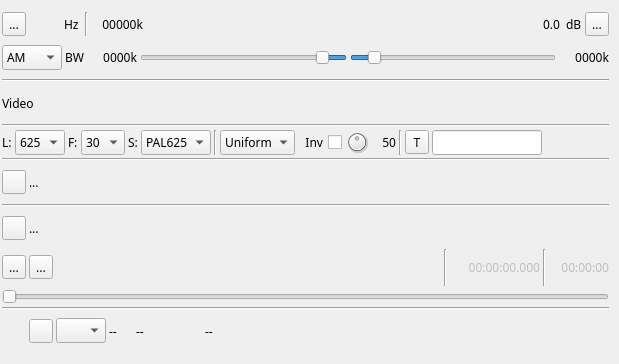
Old version of the form plugins/channeltx/modatv/atvmodgui.ui in the repository f4exb/sdrangel.
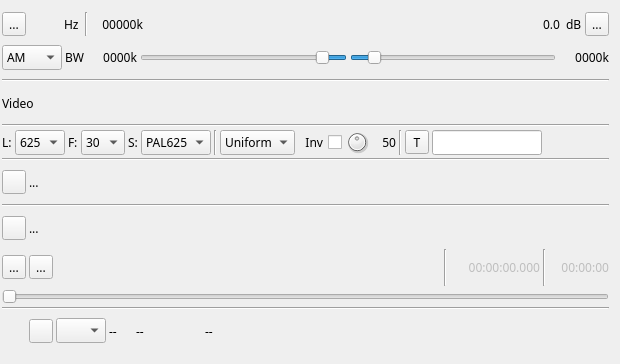
New version of the form. Icons and pictures are not drawn. Custom widgets are drawn as their Qt base class.

Commit message: ATV Modulator: serialize/deserialize FPS and number of lines

The edit to the form file:
```diff
--- a/plugins/channeltx/modatv/atvmodgui.ui
+++ b/plugins/channeltx/modatv/atvmodgui.ui
@@ -6,19 +6,19 @@
    <rect>
     <x>0</x>
     <y>0</y>
-    <width>619</width>
+    <width>620</width>
     <height>364</height>
    </rect>
   </property>
   <property name="sizePolicy">
-   <sizepolicy hsizetype="Minimum" vsizetype="Preferred">
+   <sizepolicy hsizetype="Preferred" vsizetype="Preferred">
     <horstretch>0</horstretch>
     <verstretch>0</verstretch>
    </sizepolicy>
   </property>
   <property name="minimumSize">
    <size>
-    <width>490</width>
+    <width>620</width>
     <height>0</height>
    </size>
   </property>
```
Left out of the diff: 6 changed lines with no effect on the pictures. The commit also changes 1 other file.
